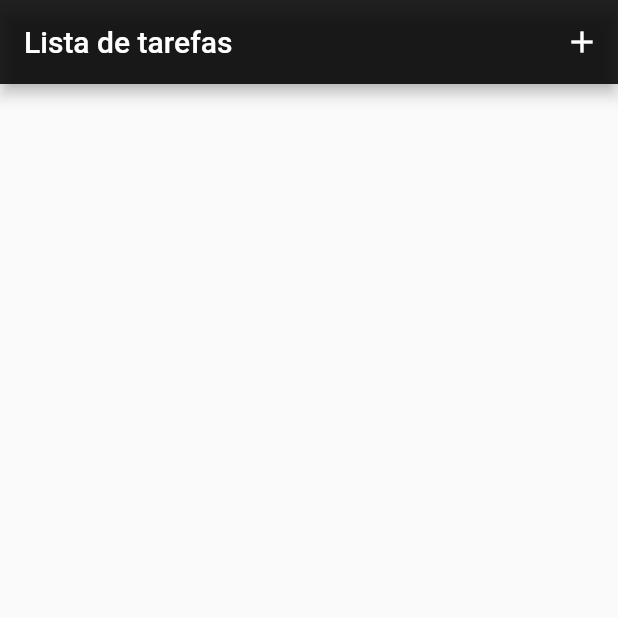
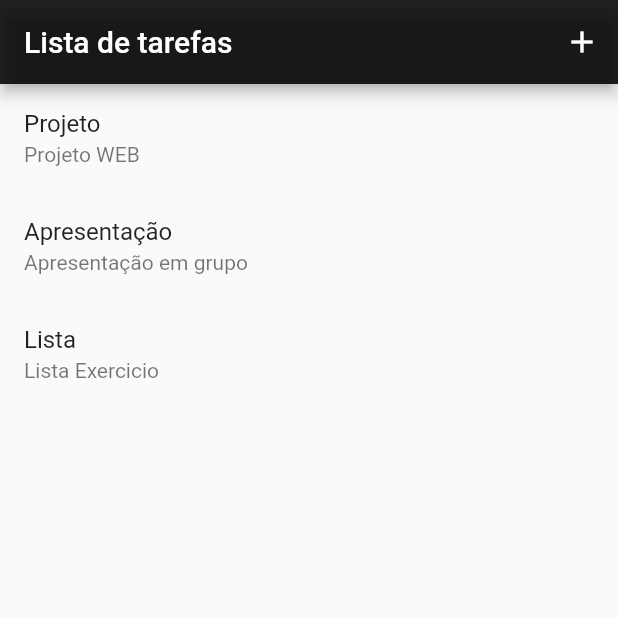
Before and after one commit to GustavoOrelio/FlutterIFPR, a Flutter app: the screen it shows after launch, on a phone screen of 412 x 824 dp, the top half of it. Run offline on Flutter 3.47's test engine with Material 2 defaults, Android fonts, the phone set to English and light mode, and no system bars; our stand-ins replace sqflite; accounts and stored records are empty.

Commit message:
Listando as tarefas

```diff
--- a/Crud/lib/ListaTarefa.dart
+++ b/Crud/lib/ListaTarefa.dart
@@ -3,18 +3,30 @@ import 'package:path/path.dart';
 import 'package:sqflite/sqflite.dart';
 
 class ListaTarefa extends StatelessWidget {
-  buscarDados() async {
+  Future<List<Map<String, Object?>>> buscarDados() async {
     String caminho = join(await getDatabasesPath(), 'banco.db');
-    Database db = await openDatabase(caminho, onCreate: (db, version) {
-      db.execute('''
+    Database db = await openDatabase(
+      caminho,
+      version: 1,
+      onCreate: (db, version) {
+        db.execute('''
           CREATE TABLE tarefa(
-          id INT PRIMARY KEY,
+          id INTEGER PRIMARY KEY,
           nome TEXT NOT NULL,
           descricao TEXT NOT NULL
           )
         ''');
-      db.execute('INSERT INTO tarefa(nome, descricao) VALUES ()');
-    });
+        db.execute(
+            'INSERT INTO tarefa(nome, descricao) VALUES ("Projeto", "Projeto WEB")');
+        db.execute(
+            'INSERT INTO tarefa(nome, descricao) VALUES ("Apresentação", "Apresentação em grupo")');
+        db.execute(
+            'INSERT INTO tarefa(nome, descricao) VALUES ("Lista", "Lista Exercicio")');
+      },
+    );
+    List<Map<String, Object?>> lista =
+        await db.rawQuery('SELECT * FROM tarefa');
+    return lista;
   }
 
   @override
@@ -31,6 +43,23 @@ class ListaTarefa extends StatelessWidget {
               icon: Icon(Icons.add))
         ],
       ),
+      body: FutureBuilder(
+        future: buscarDados(),
+        builder: (context, AsyncSnapshot<List<Map<String, Object?>>> dadosFuturo){
+          if(!dadosFuturo.hasData) return CircularProgressIndicator();
+          var listaTarefa = dadosFuturo.data!;
+          return ListView.builder(
+            itemCount: listaTarefa.length,
+            itemBuilder: (context, contador){
+              var tarefa = listaTarefa[contador];
+              return ListTile(
+                title: Text(tarefa['nome'].toString()),
+                subtitle: Text(tarefa['descricao'].toString()),
+              );
+            },
+          );
+        },
+      ),
     );
   }
 }
```
